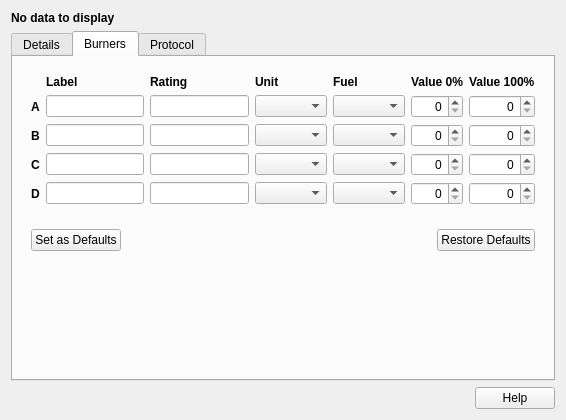
Old version of the form src/ui/EnergyWidget.ui in the repository artisan-roaster-scope/artisan.
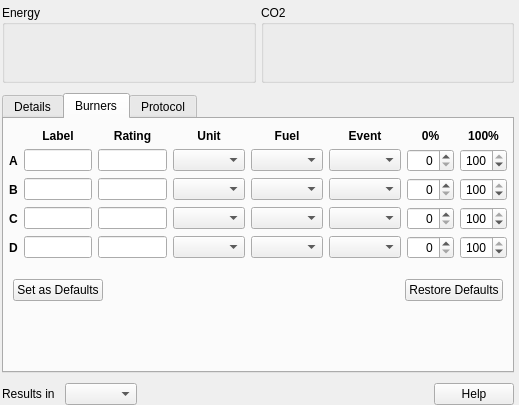
New version of the form. The open tabs and pages were chosen to show the change.

Commit message: - adds energy tab by Dave - updates all machine setups with nominal batch size - update custom event button example if label changes - updates pymodbus to 2.5.1

Diff of the .ui file:
```diff
--- a/src/ui/EnergyWidget.ui
+++ b/src/ui/EnergyWidget.ui
@@ -6,29 +6,273 @@
    <rect>
     <x>0</x>
     <y>0</y>
-    <width>566</width>
-    <height>420</height>
+    <width>519</width>
+    <height>405</height>
    </rect>
   </property>
   <property name="windowTitle">
    <string>Form</string>
   </property>
-  <layout class="QVBoxLayout" name="verticalLayout">
+  <property name="toolTip">
+   <string notr="true"/>
+  </property>
+  <layout class="QVBoxLayout" name="verticalLayout_6">
+   <property name="spacing">
+    <number>10</number>
+   </property>
+   <property name="leftMargin">
+    <number>2</number>
+   </property>
+   <property name="topMargin">
+    <number>5</number>
+   </property>
+   <property name="rightMargin">
+    <number>5</number>
+   </property>
+   <property name="bottomMargin">
+    <number>0</number>
+   </property>
    <item>
-    <widget class="QLabel" name="label_25">
-     <property name="font">
-      <font>
-       <weight>75</weight>
-       <bold>true</bold>
-      </font>
+    <layout class="QHBoxLayout" name="horizontalLayout">
+     <property name="spacing">
+      <number>5</number>
      </property>
-     <property name="text">
-      <string>No data to display</string>
-     </property>
-    </widget>
+     <item>
+      <widget class="QGroupBox" name="CO2GroupBox">
+       <property name="title">
+        <string>Energy</string>
+       </property>
+       <layout class="QVBoxLayout" name="verticalLayout">
+        <property name="spacing">
+         <number>5</number>
+        </property>
+        <property name="leftMargin">
+         <number>0</number>
+        </property>
+        <property name="topMargin">
+         <number>0</number>
+        </property>
+        <property name="rightMargin">
+         <number>0</number>
+        </property>
+        <property name="bottomMargin">
+         <number>2</number>
+        </property>
+        <item>
+         <widget class="QLabel" name="totalEnergyLabel">
+          <property name="palette">
+           <palette>
+            <active>
+             <colorrole role="WindowText">
+              <brush brushstyle="SolidPattern">
+               <color alpha="255">
+                <red>17</red>
+                <green>103</green>
+                <blue>163</blue>
+               </color>
+              </brush>
+             </colorrole>
+            </active>
+            <inactive>
+             <colorrole role="WindowText">
+              <brush brushstyle="SolidPattern">
+               <color alpha="255">
+                <red>17</red>
+                <green>103</green>
+                <blue>163</blue>
+               </color>
+              </brush>
+             </colorrole>
+            </inactive>
+            <disabled>
+             <colorrole role="WindowText">
+              <brush brushstyle="SolidPattern">
+               <color alpha="63">
+                <red>0</red>
+                <green>0</green>
+                <blue>0</blue>
+               </color>
+              </brush>
+             </colorrole>
+            </disabled>
+           </palette>
+          </property>
+          <property name="font">
+           <font>
+            <pointsize>20</pointsize>
+            <weight>75</weight>
+            <bold>true</bold>
+           </font>
+          </property>
+          <property name="text">
+           <string/>
+          </property>
+          <property name="alignment">
+           <set>Qt::AlignCenter</set>
+          </property>
+         </widget>
+        </item>
+        <item>
+         <layout class="QHBoxLayout" name="horizontalLayout_3">
+          <item>
+           <widget class="QLabel" name="preheatEnergyLabel">
+            <property name="font">
+             <font>
+              <pointsize>11</pointsize>
+             </font>
+            </property>
+            <property name="text">
+             <string/>
+            </property>
+            <property name="alignment">
+             <set>Qt::AlignCenter</set>
+            </property>
+           </widget>
+          </item>
+          <item>
+           <widget class="QLabel" name="BBPEnergyLabel">
+            <property name="font">
+             <font>
+              <pointsize>11</pointsize>
+             </font>
+            </property>
+            <property name="text">
+             <string/>
+            </property>
+            <property name="alignment">
+             <set>Qt::AlignCenter</set>
+            </property>
+           </widget>
+          </item>
+          <item>
+           <widget class="QLabel" name="roastEnergyLabel">
+            <property name="font">
+             <font>
+              <pointsize>11</pointsize>
+             </font>
+            </property>
+            <property name="text">
+             <string/>
+            </property>
+            <property name="alignment">
+             <set>Qt::AlignCenter</set>
+            </property>
+           </widget>
+          </item>
+         </layout>
+        </item>
+       </layout>
+      </widget>
+     </item>
+     <item>
+      <widget class="QGroupBox" name="EnergyGroupBox">
+       <property name="title">
+        <string>CO2</string>
+       </property>
+       <layout class="QVBoxLayout" name="verticalLayout_5">
+        <property name="spacing">
+         <number>5</number>
+        </property>
+        <property name="leftMargin">
+         <number>0</number>
+        </property>
+        <property name="topMargin">
+         <number>0</number>
+        </property>
+        <property name="rightMargin">
+         <number>0</number>
+        </property>
+        <property name="bottomMargin">
+         <number>2</number>
+        </property>
+        <item>
+         <widget class="QLabel" name="totalCO2Label">
+          <property name="palette">
+           <palette>
+            <active>
+             <colorrole role="WindowText">
+              <brush brushstyle="SolidPattern">
+               <color alpha="255">
+                <red>17</red>
+                <green>103</green>
+                <blue>163</blue>
+               </color>
+              </brush>
+             </colorrole>
+            </active>
+            <inactive>
+             <colorrole role="WindowText">
+              <brush brushstyle="SolidPattern">
+               <color alpha="255">
+                <red>17</red>
+                <green>103</green>
+                <blue>163</blue>
+               </color>
+              </brush>
+             </colorrole>
+            </inactive>
+            <disabled>
+             <colorrole role="WindowText">
+              <brush brushstyle="SolidPattern">
+               <color alpha="63">
+                <red>0</red>
+                <green>0</green>
+                <blue>0</blue>
+               </color>
+              </brush>
+             </colorrole>
+            </disabled>
+           </palette>
+          </property>
+          <property name="font">
+           <font>
+            <pointsize>20</pointsize>
+            <weight>75</weight>
+            <bold>true</bold>
+           </font>
+          </property>
+          <property name="text">
+           <string/>
+          </property>
+          <property name="alignment">
+           <set>Qt::AlignCenter</set>
+          </property>
+         </widget>
+        </item>
+        <item>
+         <widget class="QLabel" name="CO2perKgCoffeeLabel">
+          <property name="font">
+           <font>
+            <pointsize>11</pointsize>
+           </font>
+          </property>
+          <property name="text">
+           <string/>
+          </property>
+          <property name="alignment">
+           <set>Qt::AlignCenter</set>
+          </property>
+         </widget>
+        </item>
+       </layout>
+      </widget>
+     </item>
+    </layout>
    </item>
    <item>
     <widget class="QTabWidget" name="tabWidget">
+     <property name="maximumSize">
+      <size>
+       <width>16777215</width>
+       <height>16777215</height>
+      </size>
+     </property>
+     <property name="focusPolicy">
+      <enum>Qt::NoFocus</enum>
+     </property>
+     <property name="toolTip">
+      <string notr="true"/>
+     </property>
      <property name="currentIndex">
       <number>2</number>
      </property>
@@ -77,7 +321,7 @@
         </widget>
        </item>
        <item>
-        <layout class="QHBoxLayout" name="horizontalLayout_3">
+        <layout class="QHBoxLayout" name="CopyTableLine">
          <item>
           <widget class="QPushButton" name="pushButton_2">
            <property name="text">
@@ -107,84 +351,43 @@
        <string>Burners</string>
       </attribute>
       <layout class="QVBoxLayout" name="verticalLayout_2">
+       <property name="leftMargin">
+        <number>0</number>
+       </property>
+       <property name="topMargin">
+        <number>5</number>
+       </property>
+       <property name="rightMargin">
+        <number>0</number>
+       </property>
+       <property name="bottomMargin">
+        <number>0</number>
+       </property>
        <item>
         <widget class="QWidget" name="widget" native="true">
          <layout class="QGridLayout" name="gridLayout_3">
-          <item row="0" column="1">
-           <widget class="QLabel" name="label_24">
-            <property name="font">
-             <font>
-              <weight>75</weight>
-              <bold>true</bold>
-             </font>
+          <property name="leftMargin">
+           <number>5</number>
+          </property>
+          <property name="topMargin">
+           <number>5</number>
+          </property>
+          <property name="rightMargin">
+           <number>5</number>
+          </property>
+          <property name="bottomMargin">
+           <number>5</number>
+          </property>
+          <item row="4" column="7">
+           <widget class="QSpinBox" name="hundredpct3">
+            <property name="alignment">
+             <set>Qt::AlignRight|Qt::AlignTrailing|Qt::AlignVCenter</set>
             </property>
-            <property name="text">
-             <string>Label</string>
+            <property name="maximum">
+             <number>100</number>
             </property>
-           </widget>
-          </item>
-          <item row="0" column="2">
-           <widget class="QLabel" name="label_5">
-            <property name="font">
-             <font>
-              <weight>75</weight>
-              <bold>true</bold>
-             </font>
-            </property>
-            <property name="text">
-             <string>Rating</string>
-            </property>
-           </widget>
-          </item>
-          <item row="0" column="6">
-           <widget class="QLabel" name="label_9">
-            <property name="font">
-             <font>
-              <weight>75</weight>
-              <bold>true</bold>
-             </font>
-            </property>
-            <property name="text">
-             <string>Value 100%</string>
-            </property>
-           </widget>
-          </item>
-          <item row="4" column="0">
-           <widget class="QLabel" name="label_4">
-            <property name="font">
-             <font>
-              <weight>75</weight>
-              <bold>true</bold>
-             </font>
-            </property>
-            <property name="text">
-             <string>D</string>
-            </property>
-           </widget>
-          </item>
-          <item row="0" column="4">
-           <widget class="QLabel" name="label_7">
-            <property name="font">
-             <font>
-              <weight>75</weight>
-              <bold>true</bold>
-             </font>
-            </property>
-            <property name="text">
-             <string>Fuel</string>
-            </property>
-           </widget>
-          </item>
-          <item row="0" column="5">
-           <widget class="QLabel" name="label_8">
-            <property name="font">
-             <font>
-              <weight>75</weight>
-              <bold>true</bold>
-             </font>
-            </property>
-            <property name="text">
-             <string>Value 0%</string>
+            <property name="value">
+             <number>100</number>
             </property>
            </widget>
           </item>
@@ -201,8 +404,8 @@
             </property>
            </widget>
           </item>
-          <item row="3" column="0">
-           <widget class="QLabel" name="label_3">
+          <item row="0" column="4">
+           <widget class="QLabel" name="fueltypesLabel">
             <property name="font">
              <font>
               <weight>75</weight>
@@ -210,12 +413,51 @@
              </font>
             </property>
             <property name="text">
-             <string>C</string>
+             <string notr="true">Fuel</string>
             </property>
+            <property name="alignment">
+             <set>Qt::AlignCenter</set>
+            </property>
            </widget>
           </item>
-          <item row="0" column="3">
-           <widget class="QLabel" name="label_6">
+          <item row="2" column="7">
+           <widget class="QSpinBox" name="hundredpct1">
+            <property name="alignment">
+             <set>Qt::AlignRight|Qt::AlignTrailing|Qt::AlignVCenter</set>
+            </property>
+            <property name="maximum">
+             <number>100</number>
+            </property>
+            <property name="value">
+             <number>100</number>
+            </property>
+           </widget>
+          </item>
+          <item row="1" column="6">
+           <widget class="QSpinBox" name="zeropcts0">
+            <property name="alignment">
+             <set>Qt::AlignRight|Qt::AlignTrailing|Qt::AlignVCenter</set>
+            </property>
+            <property name="maximum">
+             <number>100</number>
+            </property>
+           </widget>
+          </item>
+          <item row="3" column="7">
+           <widget class="QSpinBox" name="hundredpct2">
+            <property name="alignment">
+             <set>Qt::AlignRight|Qt::AlignTrailing|Qt::AlignVCenter</set>
+            </property>
+            <property name="maximum">
+             <number>100</number>
+            </property>
+            <property name="value">
+             <number>100</number>
+            </property>
+           </widget>
+          </item>
+          <item row="0" column="2">
+           <widget class="QLabel" name="burnerratingsLabel">
             <property name="font">
              <font>
               <weight>75</weight>
@@ -223,7 +465,91 @@
              </font>
             </property>
             <property name="text">
-             <string>Unit</string>
+             <string notr="true">Rating</string>
+            </property>
+            <property name="alignment">
+             <set>Qt::AlignCenter</set>
+            </property>
+           </widget>
+          </item>
+          <item row="4" column="4">
+           <widget class="QComboBox" name="fueltype3">
+            <property name="focusPolicy">
+             <enum>Qt::NoFocus</enum>
+            </property>
+            <property name="accessibleDescription">
+             <string notr="true"/>
+            </property>
+            <property name="currentText">
+             <string notr="true"/>
+            </property>
+           </widget>
+          </item>
+          <item row="0" column="1">
+           <widget class="QLabel" name="burnerlabelsLabel">
+            <property name="font">
+             <font>
+              <weight>75</weight>
+              <bold>true</bold>
+             </font>
+            </property>
+            <property name="toolTip">
+             <string notr="true"/>
+            </property>
+            <property name="text">
+             <string notr="true">Label</string>
+            </property>
+            <property name="alignment">
+             <set>Qt::AlignCenter</set>
+            </property>
+           </widget>
+          </item>
+          <item row="3" column="1">
+           <widget class="QLineEdit" name="burnerlabel2">
+            <property name="maxLength">
+             <number>12</number>
+            </property>
+           </widget>
+          </item>
+          <item row="3" column="3">
+           <widget class="QComboBox" name="ratingunit2">
+            <property name="focusPolicy">
+             <enum>Qt::NoFocus</enum>
+            </property>
+            <property name="accessibleDescription">
+             <string notr="true"/>
+            </property>
+            <property name="currentText">
+             <string notr="true"/>
+            </property>
+           </widget>
+          </item>
+          <item row="0" column="7">
+           <widget class="QLabel" name="hundredpctsLabel">
+            <property name="font">
+             <font>
+              <weight>75</weight>
+              <bold>true</bold>
+             </font>
+            </property>
+            <property name="accessibleDescription">
+             <string notr="true"/>
+            </property>
+            <property name="text">
+             <string notr="true">100%</string>
+            </property>
+            <property name="alignment">
+             <set>Qt::AlignCenter</set>
+            </property>
+           </widget>
+          </item>
+          <item row="2" column="6">
+           <widget class="QSpinBox" name="zeropcts1">
+            <property name="alignment">
+             <set>Qt::AlignRight|Qt::AlignTrailing|Qt::AlignVCenter</set>
+            </property>
+            <property name="maximum">
+             <number>100</number>
             </property>
            </widget>
           </item>
@@ -236,111 +562,295 @@
              </font>
             </property>
             <property name="text">
-             <string>A</string>
+             <string notr="true">A</string>
+            </property>
+           </widget>
+          </item>
+          <item row="4" column="6">
+           <widget class="QSpinBox" name="zeropcts3">
+            <property name="alignment">
+             <set>Qt::AlignRight|Qt::AlignTrailing|Qt::AlignVCenter</set>
+            </property>
+            <property name="maximum">
+             <number>100</number>
+            </property>
+           </widget>
+          </item>
+          <item row="2" column="1">
+           <widget class="QLineEdit" name="burnerlabel1">
+            <property name="maxLength">
+             <number>12</number>
             </property>
            </widget>
           </item>
           <item row="1" column="1">
            <widget class="QLineEdit" name="lineEdit_15"/>
           </item>
-          <item row="2" column="1">
-           <widget class="QLineEdit" name="lineEdit_16"/>
+          <item row="3" column="4">
+           <widget class="QComboBox" name="fueltype2">
+            <property name="focusPolicy">
+             <enum>Qt::NoFocus</enum>
+            </property>
+            <property name="accessibleDescription">
+             <string notr="true"/>
+            </property>
+            <property name="currentText">
+             <string notr="true"/>
+            </property>
+           </widget>
           </item>
-          <item row="3" column="1">
-           <widget class="QLineEdit" name="lineEdit_17"/>
+          <item row="2" column="3">
+           <widget class="QComboBox" name="ratingunit1">
+            <property name="focusPolicy">
+             <enum>Qt::NoFocus</enum>
+            </property>
+            <property name="accessibleDescription">
+             <string notr="true"/>
+            </property>
+            <property name="currentText">
+             <string notr="true"/>
+            </property>
+           </widget>
           </item>
-          <item row="4" column="1">
-           <widget class="QLineEdit" name="lineEdit_18"/>
-          </item>
-          <item row="1" column="2">
-           <widget class="QLineEdit" name="lineEdit"/>
+          <item row="3" column="2">
+           <widget class="QLineEdit" name="burnerrating2">
+            <property name="alignment">
+             <set>Qt::AlignRight|Qt::AlignTrailing|Qt::AlignVCenter</set>
+            </property>
+           </widget>
           </item>
           <item row="2" column="2">
-           <widget class="QLineEdit" name="lineEdit_2"/>
+           <widget class="QLineEdit" name="burnerrating1">
+            <property name="alignment">
+             <set>Qt::AlignRight|Qt::AlignTrailing|Qt::AlignVCenter</set>
+            </property>
+           </widget>
           </item>
-          <item row="3" column="2">
-           <widget class="QLineEdit" name="lineEdit_3"/>
+          <item row="2" column="4">
+           <widget class="QComboBox" name="fueltype1">
+            <property name="focusPolicy">
+             <enum>Qt::NoFocus</enum>
+            </property>
+            <property name="accessibleDescription">
+             <string notr="true"/>
+            </property>
+            <property name="currentText">
+             <string notr="true"/>
+            </property>
+           </widget>
+          </item>
+          <item row="1" column="7">
+           <widget class="QSpinBox" name="hundredpct0">
+            <property name="alignment">
+             <set>Qt::AlignRight|Qt::AlignTrailing|Qt::AlignVCenter</set>
+            </property>
+            <property name="maximum">
+             <number>100</number>
+            </property>
+            <property name="value">
+             <number>100</number>
+            </property>
+           </widget>
           </item>
           <item row="4" column="2">
-           <widget class="QLineEdit" name="lineEdit_4"/>
+           <widget class="QLineEdit" name="burnerrating3">
+            <property name="alignment">
+             <set>Qt::AlignRight|Qt::AlignTrailing|Qt::AlignVCenter</set>
+            </property>
+           </widget>
           </item>
-          <item row="1" column="3">
-           <widget class="QComboBox" name="comboBox"/>
+          <item row="4" column="1">
+           <widget class="QLineEdit" name="burnerlabel3">
+            <property name="maxLength">
+             <number>12</number>
+            </property>
+           </widget>
           </item>
-          <item row="2" column="3">
-           <widget class="QComboBox" name="comboBox_2"/>
+          <item row="3" column="0">
+           <widget class="QLabel" name="cLabel">
+            <property name="font">
+             <font>
+              <weight>75</weight>
+              <bold>true</bold>
+             </font>
+            </property>
+            <property name="accessibleDescription">
+             <string notr="true"/>
+            </property>
+            <property name="text">
+             <string notr="true">C</string>
+            </property>
+           </widget>
           </item>
-          <item row="3" column="3">
-           <widget class="QComboBox" name="comboBox_3"/>
+          <item row="0" column="6">
+           <widget class="QLabel" name="zeropctsLabel">
+            <property name="font">
+             <font>
+              <weight>75</weight>
+              <bold>true</bold>
+             </font>
+            </property>
+            <property name="accessibleDescription">
+             <string notr="true"/>
+            </property>
+            <property name="text">
+             <string notr="true">0%</string>
+            </property>
+            <property name="alignment">
+             <set>Qt::AlignCenter</set>
+            </property>
+           </widget>
+          </item>
+          <item row="3" column="6">
+           <widget class="QSpinBox" name="zeropcts2">
+            <property name="alignment">
+             <set>Qt::AlignRight|Qt::AlignTrailing|Qt::AlignVCenter</set>
+            </property>
+            <property name="maximum">
+             <number>100</number>
+            </property>
+           </widget>
+          </item>
+          <item row="1" column="2">
+           <widget class="QLineEdit" name="burnerrating0">
+            <property name="alignment">
+             <set>Qt::AlignRight|Qt::AlignTrailing|Qt::AlignVCenter</set>
+            </property>
+           </widget>
           </item>
           <item row="4" column="3">
-           <widget class="QComboBox" name="comboBox_4"/>
+           <widget class="QComboBox" name="ratingunit3">
+            <property name="focusPolicy">
+             <enum>Qt::NoFocus</enum>
+            </property>
+            <property name="accessibleDescription">
+             <string notr="true"/>
+            </property>
+            <property name="currentText">
+             <string notr="true"/>
+            </property>
+           </widget>
+          </item>
+          <item row="1" column="3">
+           <widget class="QComboBox" name="ratingunit0">
+            <property name="focusPolicy">
+             <enum>Qt::NoFocus</enum>
+            </property>
+            <property name="accessibleDescription">
+             <string notr="true"/>
+            </property>
+            <property name="currentText">
+             <string notr="true"/>
+            </property>
+           </widget>
+          </item>
+          <item row="0" column="3">
+           <widget class="QLabel" name="ratingunitsLabel">
+            <property name="font">
+             <font>
+              <weight>75</weight>
+              <bold>true</bold>
+             </font>
+            </property>
+            <property name="accessibleDescription">
+             <string notr="true"/>
+            </property>
+            <property name="text">
+             <string notr="true">Unit</string>
+            </property>
+            <property name="alignment">
+             <set>Qt::AlignCenter</set>
+            </property>
+           </widget>
           </item>
           <item row="1" column="4">
-           <widget class="QComboBox" name="comboBox_5"/>
+           <widget class="QComboBox" name="fueltype0">
+            <property name="focusPolicy">
+             <enum>Qt::NoFocus</enum>
+            </property>
+            <property name="accessibleDescription">
+             <string notr="true"/>
+            </property>
+            <property name="currentText">
+             <string notr="true"/>
+            </property>
+           </widget>
           </item>
-          <item row="2" column="4">
-           <widget class="QComboBox" name="comboBox_6"/>
+          <item row="4" column="0">
+           <widget class="QLabel" name="dLabel">
+            <property name="font">
+             <font>
+              <weight>75</weight>
+              <bold>true</bold>
+             </font>
+            </property>
+            <property name="accessibleDescription">
+             <string notr="true"/>
+            </property>
+            <property name="text">
+             <string notr="true">D</string>
+            </property>
+           </widget>
           </item>
-          <item row="3" column="4">
-           <widget class="QComboBox" name="comboBox_7"/>
-          </item>
-          <item row="4" column="4">
-           <widget class="QComboBox" name="comboBox_8"/>
+          <item row="0" column="5">
+           <widget class="QLabel" name="eventsLabel">
+            <property name="font">
+             <font>
+              <weight>75</weight>
+              <bold>true</bold>
+             </font>
+            </property>
+            <property name="accessibleDescription">
+             <string notr="true"/>
+            </property>
+            <property name="text">
+             <string notr="true">Event</string>
+            </property>
+            <property name="alignment">
+             <set>Qt::AlignCenter</set>
+            </property>
+           </widget>
           </item>
           <item row="1" column="5">
-           <widget class="QSpinBox" name="spinBox">
-            <property name="alignment">
-             <set>Qt::AlignRight|Qt::AlignTrailing|Qt::AlignVCenter</set>
+           <widget class="QComboBox" name="events0">
+            <property name="focusPolicy">
+             <enum>Qt::NoFocus</enum>
+            </property>
+            <property name="toolTip">
+             <string notr="true"/>
+            </property>
+            <property name="currentText">
+             <string notr="true"/>
             </property>
            </widget>
           </item>
           <item row="2" column="5">
-           <widget class="QSpinBox" name="spinBox_2">
-            <property name="alignment">
-             <set>Qt::AlignRight|Qt::AlignTrailing|Qt::AlignVCenter</set>
+           <widget class="QComboBox" name="events1">
+            <property name="focusPolicy">
+             <enum>Qt::NoFocus</enum>
+            </property>
+            <property name="accessibleDescription">
+             <string notr="true"/>
+            </property>
+            <property name="currentText">
+             <string notr="true"/>
             </property>
            </widget>
           </item>
           <item row="3" column="5">
-           <widget class="QSpinBox" name="spinBox_3">
-            <property name="alignment">
-             <set>Qt::AlignRight|Qt::AlignTrailing|Qt::AlignVCenter</set>
+           <widget class="QComboBox" name="events2">
+            <property name="focusPolicy">
+             <enum>Qt::NoFocus</enum>
+            </property>
+            <property name="accessibleDescription">
+             <string notr="true"/>
             </property>
            </widget>
           </item>
           <item row="4" column="5">
-           <widget class="QSpinBox" name="spinBox_4">
-            <property name="alignment">
-             <set>Qt::AlignRight|Qt::AlignTrailing|Qt::AlignVCenter</set>
-            </property>
-           </widget>
-          </item>
-          <item row="1" column="6">
-           <widget class="QSpinBox" name="spinBox_5">
-            <property name="alignment">
-             <set>Qt::AlignRight|Qt::AlignTrailing|Qt::AlignVCenter</set>
-            </property>
-           </widget>
-          </item>
-          <item row="2" column="6">
-           <widget class="QSpinBox" name="spinBox_6">
-            <property name="alignment">
-             <set>Qt::AlignRight|Qt::AlignTrailing|Qt::AlignVCenter</set>
-            </property>
-           </widget>
-          </item>
-          <item row="3" column="6">
-           <widget class="QSpinBox" name="spinBox_7">
-            <property name="alignment">
-             <set>Qt::AlignRight|Qt::AlignTrailing|Qt::AlignVCenter</set>
-            </property>
-           </widget>
-          </item>
-          <item row="4" column="6">
-           <widget class="QSpinBox" name="spinBox_8">
-            <property name="alignment">
-             <set>Qt::AlignRight|Qt::AlignTrailing|Qt::AlignVCenter</set>
+           <widget class="QComboBox" name="events3">
+            <property name="focusPolicy">
+             <enum>Qt::NoFocus</enum>
             </property>
            </widget>
           </item>
@@ -684,7 +1194,30 @@
     </widget>
    </item>
    <item>
-    <layout class="QHBoxLayout" name="horizontalLayout">
+    <layout class="QHBoxLayout" name="helpButtonLine">
+     <item>
+      <widget class="QLabel" name="resultunitLabel">
+       <property name="accessibleDescription">
+        <string notr="true"/>
+       </property>
+       <property name="text">
+        <string notr="true">Results in</string>
+       </property>
+      </widget>
+     </item>
+     <item>
+      <widget class="QComboBox" name="resultunitComboBox">
+       <property name="focusPolicy">
+        <enum>Qt::NoFocus</enum>
+       </property>
+       <property name="toolTip">
+        <string notr="true"/>
+       </property>
+       <property name="currentText">
+        <string notr="true"/>
+       </property>
+      </widget>
+     </item>
      <item>
       <spacer name="horizontalSpacer">
        <property name="orientation">
@@ -699,7 +1232,16 @@
       </spacer>
      </item>
      <item>
-      <widget class="QPushButton" name="pushButton_3">
+      <widget class="QPushButton" name="helpButton">
+       <property name="focusPolicy">
+        <enum>Qt::NoFocus</enum>
+       </property>
+       <property name="toolTip">
+        <string notr="true"/>
+       </property>
+       <property name="accessibleDescription">
+        <string notr="true"/>
+       </property>
        <property name="text">
         <string>Help</string>
        </property>
```
Left out of the diff: 446 changed lines with no effect on the pictures. The commit also changes 198 other files.
